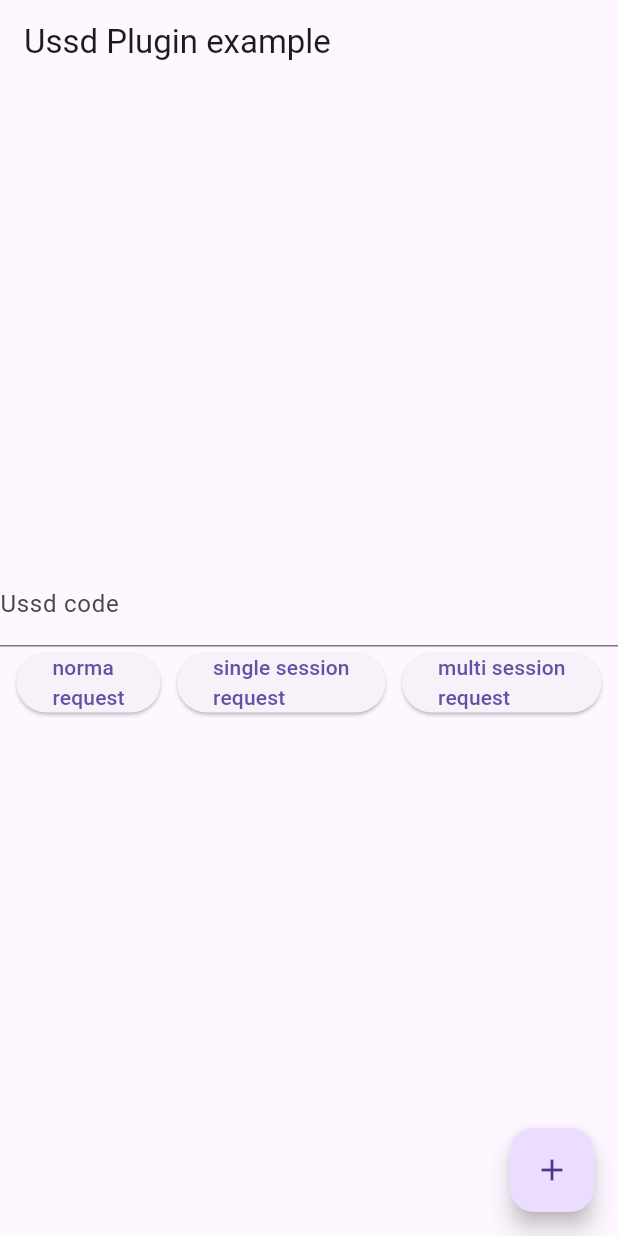
After one commit to Ahmad-Nour-Haidar/shorts-tutorial, a Flutter app: the TestUssd screen opened directly, after a tap on an icon or button, on a phone screen of 412 x 824 dp. The commit adds this screen. Run offline on Flutter 3.47's test engine with Material 3 defaults, Android fonts, the phone set to English and light mode, and no system bars; our stand-ins replace connectivity_plus, dartz, dio, permission_handler, socket_io_client; missing offline and left inert: direct_caller_sim_choice, flutter_phone_direct_caller, sim_data, ussd_advanced, ussd_service; network calls fail.

Commit message:
test ussd phone

```diff
--- a/lib/core/socket_io/socket_io_connect.dart
+++ b/lib/core/socket_io/socket_io_connect.dart
@@ -1,9 +1,10 @@
 import 'package:flutter/material.dart';
 import 'package:socket_io_client/socket_io_client.dart' as IO;
+import 'package:dio/dio.dart';
 
 @immutable
 class SocketIOConnect {
-  void connect() {
+  void connect() async{
     IO.Socket socket = IO.io('http://10.0.2.2:8000', {
       "transports": ["websocket"],
       "autoConnect": false,
@@ -14,6 +15,5 @@ class SocketIOConnect {
     });
     socket.on('posts', (data) => print(data));
     socket.onDisconnect((_) => print('disconnect'));
-    socket.on('fromServer', (_) => print(_));
   }
 }
--- a/lib/main.dart
+++ b/lib/main.dart
@@ -1,9 +1,9 @@
 import 'package:flutter/material.dart';
 import 'package:shorts_tutorial/core/socket_io/socket_io_connect.dart';
 import 'package:shorts_tutorial/view/screens/login_screen.dart';
+import 'package:shorts_tutorial/view/screens/test_ussd.dart';
 
 void main() async {
-
   SocketIOConnect().connect();
 
   runApp(const MyApp());
@@ -21,7 +21,7 @@ class MyApp extends StatelessWidget {
       // onGenerateRoute: AppRoute.routes,
       // initialRoute: AppRoute.initRoute,
       title: 'Shorts Tutorial',
-      home: LoginScreen(),
+      home: TestUssd(),
     );
   }
 }
--- /dev/null
+++ b/lib/view/screens/test_ussd.dart
@@ -0,0 +1,173 @@
+import 'package:direct_caller_sim_choice/direct_caller_sim_choice.dart';
+import 'package:flutter/material.dart';
+import 'package:flutter/services.dart';
+import 'package:flutter_phone_direct_caller/flutter_phone_direct_caller.dart';
+import 'package:permission_handler/permission_handler.dart';
+import 'package:sim_data/sim_data.dart';
+import 'package:sim_data/sim_model.dart';
+
+import 'package:ussd_advanced/ussd_advanced.dart';
+import 'package:ussd_service/ussd_service.dart';
+
+class TestUssd extends StatefulWidget {
+  const TestUssd({super.key});
+
+  @override
+  State<TestUssd> createState() => _TestUssdState();
+}
+
+class _TestUssdState extends State<TestUssd> {
+  late TextEditingController _controller;
+  String? _response;
+  String _res = "null";
+
+  @override
+  void initState() {
+    super.initState();
+    _controller = TextEditingController();
+  }
+
+  @override
+  void dispose() {
+    _controller.dispose();
+    super.dispose();
+  }
+
+  @override
+  Widget build(BuildContext context) {
+    return Scaffold(
+      floatingActionButton: FloatingActionButton(
+        onPressed: () async {
+          await Permission.phone.request();
+          // final directCaller = DirectCaller();
+          // final res = directCaller.makePhoneCall("*100#3", simSlot: 2);
+          // print(res);
+          // return;
+          if (await Permission.phone.isGranted) {
+            try {
+              // final simData = await SimDataPlugin.getSimData();
+              // for (final s in simData.cards) {
+              //   print('==============================');
+              //   print(s.carrierName);
+              //   print(s.countryCode);
+              //   print(s.displayName);
+              //   print(s.isDataRoaming);
+              //   print(s.isNetworkRoaming);
+              //   print(s.mcc);
+              //   print(s.mnc);
+              //   print(s.serialNumber);
+              //   print(s.slotIndex);
+              //   print(s.subscriptionId);
+              //   print('==============================');
+              // }
+              // String ussdResponseMessage = await UssdService.makeRequest(
+              //   22,
+              //   "*100#",
+              //   const Duration(seconds: 100),
+              // );
+              // setState(() {
+              //   _res = ussdResponseMessage;
+              // });
+              // print("succes! message: $ussdResponseMessage");
+              final res = await FlutterPhoneDirectCaller.callNumber("*181*0957414325*50#");
+              print(res);
+            } on PlatformException catch (e) {
+              _res = e.toString();
+              debugPrint("error! code: ${e.code} - message: ${e.message}");
+            } catch (e) {
+              _res = e.toString();
+              debugPrint("error: $e");
+            }
+          }
+        },
+        child: const Icon(Icons.add),
+      ),
+      appBar: AppBar(
+        title: const Text('Ussd Plugin example'),
+      ),
+      body: Column(
+        mainAxisAlignment: MainAxisAlignment.center,
+        mainAxisSize: MainAxisSize.max,
+        children: [
+          // text input
+          TextField(
+            controller: _controller,
+            keyboardType: TextInputType.phone,
+            decoration: const InputDecoration(labelText: 'Ussd code'),
+          ),
+
+          // dispaly responce if any
+          if (_response != null)
+            Padding(
+              padding: const EdgeInsets.symmetric(vertical: 8),
+              child: Text(_response!),
+            ),
+
+          // buttons
+          Row(
+            mainAxisSize: MainAxisSize.max,
+            mainAxisAlignment: MainAxisAlignment.spaceEvenly,
+            children: [
+              ElevatedButton(
+                onPressed: () {
+                  UssdAdvanced.sendUssd(
+                    code: _controller.text,
+                    subscriptionId: 1,
+                  );
+                },
+                child: const Text('norma\nrequest'),
+              ),
+              ElevatedButton(
+                onPressed: () async {
+                  try {
+                    final res = await UssdAdvanced.sendAdvancedUssd(
+                      code: "*100#",
+                      subscriptionId: 22,
+                    );
+                    setState(() {
+                      _res = res.toString();
+                    });
+                    print("res = $res");
+                  } on PlatformException catch (e) {
+                    _res = e.toString();
+                    debugPrint(
+                        "error! code: ${e.code} - message: ${e.message}");
+                  } catch (e) {
+                    _res = e.toString();
+                    debugPrint("error: $e");
+                  }
+                },
+                child: const Text('single session\nrequest'),
+              ),
+              ElevatedButton(
+                onPressed: () async {
+                  String? _res = await UssdAdvanced.multisessionUssd(
+                      code: _controller.text, subscriptionId: 1);
+                  setState(() {
+                    _response = _res;
+                  });
+                  String? _res2 = await UssdAdvanced.sendMessage('0');
+                  setState(() {
+                    _response = _res2;
+                  });
+                  await UssdAdvanced.cancelSession();
+                },
+                child: const Text('multi session\nrequest'),
+              ),
+            ],
+          ),
+          Text(
+            _res,
+            style: const TextStyle(
+              fontSize: 18,
+              fontWeight: FontWeight.w500,
+              color: Colors.black,
+            ),
+          ),
+        ],
+      ),
+    );
+  }
+}
+
+// *150*
--- a/pubspec.yaml
+++ b/pubspec.yaml
@@ -40,6 +40,12 @@ dependencies:
   dartz: ^0.10.1
   image_picker: ^1.0.7
   socket_io_client: ^2.0.3+1
+  ussd_advanced: ^1.1.0
+  ussd_service: ^0.1.1
+  sim_data: ^0.0.2
+  permission_handler: ^11.3.1
+  flutter_phone_direct_caller: ^2.1.1
+  direct_caller_sim_choice: ^1.0.5
 
 dev_dependencies:
   flutter_test:
```
Also changed, not shown: lib/core/connectivity_helper.dart (+16 -1 lines), pubspec.lock, 2 other files.
